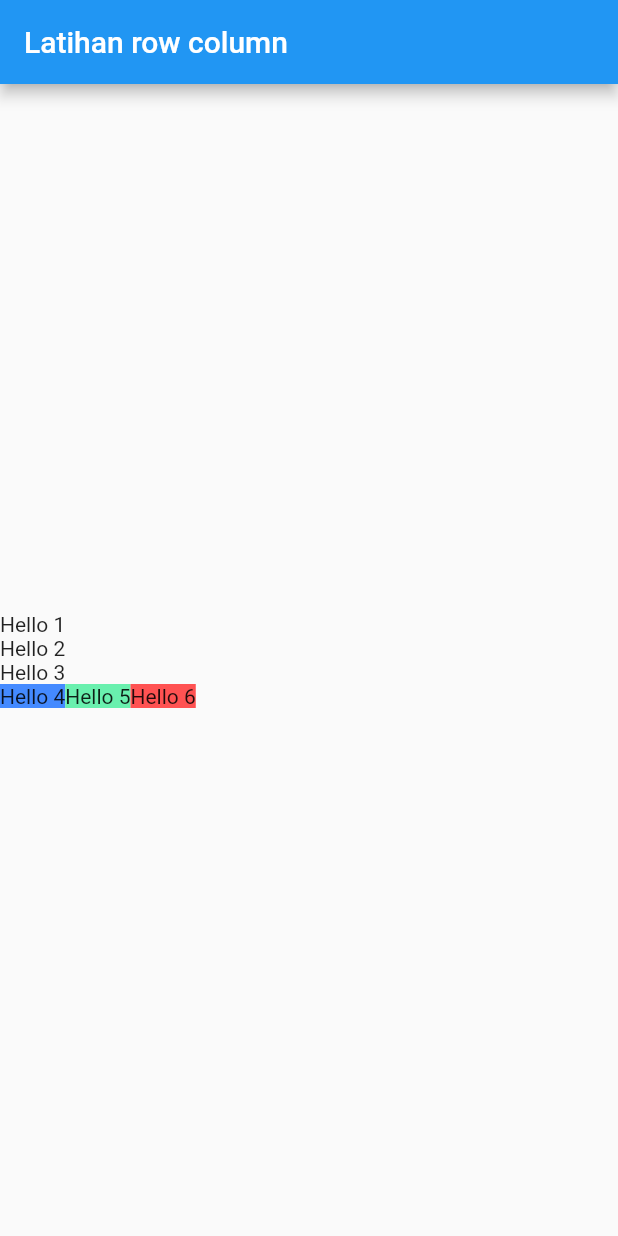
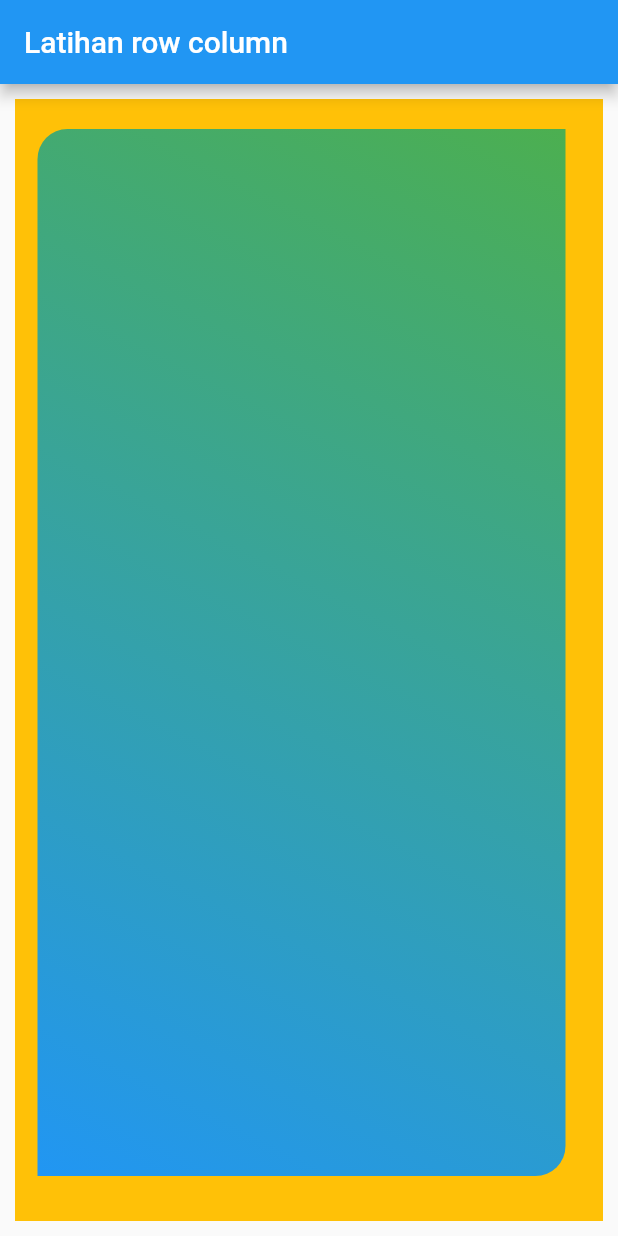
Before and after one commit to gunzxx/Flutter-Learn, a Flutter app: the screen it shows after launch, on a phone screen of 412 x 824 dp. Run offline on Flutter 3.47's test engine with Material 2 defaults, Android fonts, the phone set to English and light mode, and no system bars.

Commit message:
container and border radius

```diff
--- a/f_01/lib/main.dart
+++ b/f_01/lib/main.dart
@@ -13,32 +13,31 @@ class MyApp extends StatelessWidget {
         appBar: AppBar(
           title: const Text("Latihan row column"),
         ),
-        body: Column(
-          mainAxisAlignment: MainAxisAlignment.center,
-          crossAxisAlignment: CrossAxisAlignment.start,
-          children: [
-            const Text("Hello 1"),
-            const Text("Hello 2"),
-            const Text("Hello 3"),
-            Row(
-              mainAxisAlignment: MainAxisAlignment.start,
-              // crossAxisAlignment: CrossAxisAlignment.start,
-              children: [
-                Container(
-                  color: Colors.blueAccent,
-                  child: const Text("Hello 4"),
-                ),
-                Container(
-                  color: Colors.greenAccent,
-                  child: const Text("Hello 5"),
-                ),
-                Container(
-                  color: Colors.redAccent,
-                  child: const Text("Hello 6"),
-                ),
-              ],
-            )
-          ],
+        body: Container(
+          color: Colors.amber,
+          margin: const EdgeInsets.all(10),
+          // padding: EdgeInsets.only(left: 20, right: 15,bottom:25),
+          padding: const EdgeInsets.fromLTRB(15, 20, 25, 30),
+          child: Container(
+            // color: Colors.red,
+            decoration: const BoxDecoration(
+              borderRadius: BorderRadius.only(
+                topLeft: Radius.circular(20),
+                bottomRight: Radius.circular(20),
+              ),
+              gradient: LinearGradient(
+                // begin: Alignment.topLeft,
+                // end: Alignment.bottomRight,
+                begin: Alignment(-1, 1),
+                end: Alignment(1, -1),
+                colors: <Color>[
+                  Colors.blue,
+                  Colors.green,
+                ],
+              ),
+              // color: Colors.red,
+            ),
+          ),
         ),
       ),
     );
```
